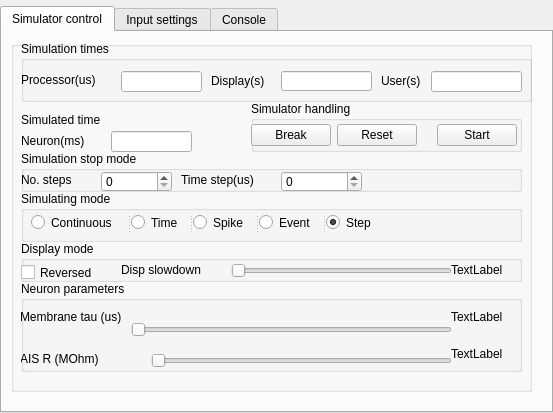
jvegh/Dynamic-Abstract-Neural-Computing, file code/QtGUI/neurontab.ui: the form before one commit.
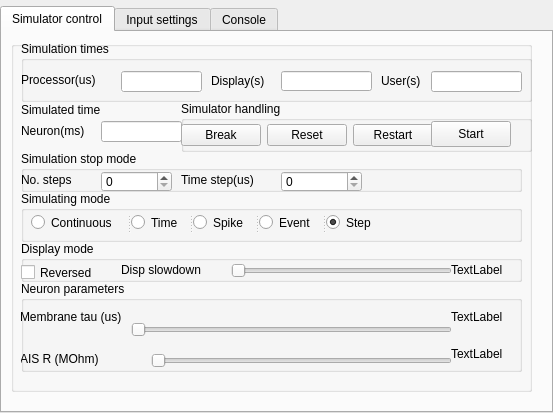
The form after the commit. The open tabs and pages were chosen to show the change. Custom widgets are drawn as their Qt base class.

Diff of the .ui file:
```diff
--- a/code/QtGUI/neurontab.ui
+++ b/code/QtGUI/neurontab.ui
@@ -288,9 +288,9 @@
                   <widget class="QGroupBox" name="Control_2">
                    <property name="geometry">
                     <rect>
-                     <x>240</x>
+                     <x>170</x>
                      <y>60</y>
-                     <width>271</width>
+                     <width>351</width>
                      <height>51</height>
                     </rect>
                    </property>
@@ -324,6 +324,13 @@
                        </property>
                       </widget>
                      </item>
+                     <item>
+                      <widget class="QPushButton" name="restartButton">
+                       <property name="text">
+                        <string>Restart</string>
+                       </property>
+                      </widget>
+                     </item>
                      <item>
                       <spacer name="horizontalSpacer_2">
                        <property name="orientation">
@@ -337,28 +344,21 @@
                        </property>
                       </spacer>
                      </item>
-                     <item>
-                      <spacer name="horizontalSpacer">
-                       <property name="orientation">
-                        <enum>Qt::Orientation::Horizontal</enum>
-                       </property>
-                       <property name="sizeHint" stdset="0">
-                        <size>
-                         <width>40</width>
-                         <height>20</height>
-                        </size>
-                       </property>
-                      </spacer>
-                     </item>
-                     <item>
-                      <widget class="QPushButton" name="startButton">
-                       <property name="text">
-                        <string>Start</string>
-                       </property>
-                      </widget>
-                     </item>
                     </layout>
                    </widget>
+                   <widget class="QPushButton" name="startButton">
+                    <property name="geometry">
+                     <rect>
+                      <x>250</x>
+                      <y>20</y>
+                      <width>80</width>
+                      <height>26</height>
+                     </rect>
+                    </property>
+                    <property name="text">
+                     <string>Start</string>
+                    </property>
+                   </widget>
                   </widget>
                   <widget class="QGroupBox" name="SimulatorTimesGroup">
                    <property name="enabled">
@@ -532,8 +532,8 @@
                   <widget class="QLineEdit" name="SimulatedTimeValue">
                    <property name="geometry">
                     <rect>
-                     <x>100</x>
-                     <y>90</y>
+                     <x>90</x>
+                     <y>80</y>
                      <width>81</width>
                      <height>21</height>
                     </rect>
@@ -549,7 +549,7 @@
                    <property name="geometry">
                     <rect>
                      <x>10</x>
-                     <y>90</y>
+                     <y>80</y>
                      <width>81</width>
                      <height>20</height>
                     </rect>
@@ -562,7 +562,7 @@
                    <property name="geometry">
                     <rect>
                      <x>10</x>
-                     <y>70</y>
+                     <y>60</y>
                      <width>111</width>
                      <height>18</height>
                     </rect>
```
Left out of the diff: 2 changed lines with no effect on the pictures.
